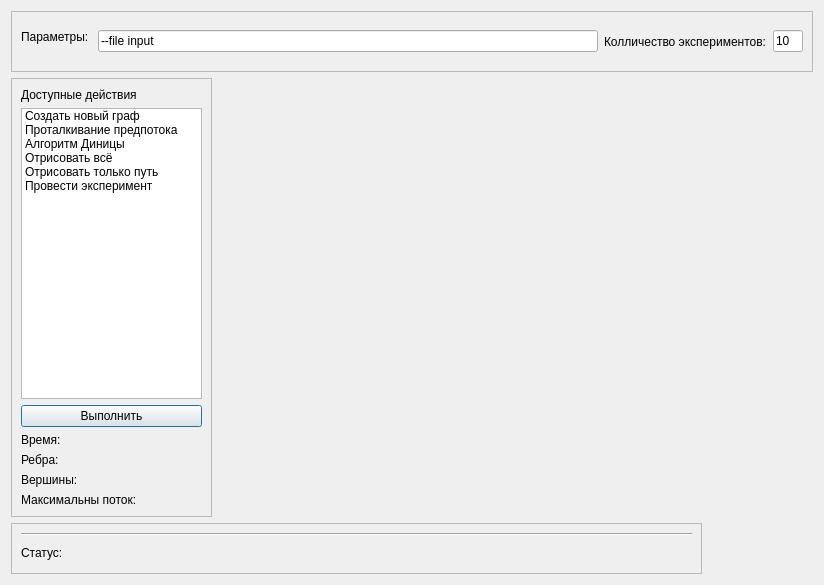
The window that ui/design.ui (Tevronis/graph_maxflow) describes before a commit, drawn with Qt 5.
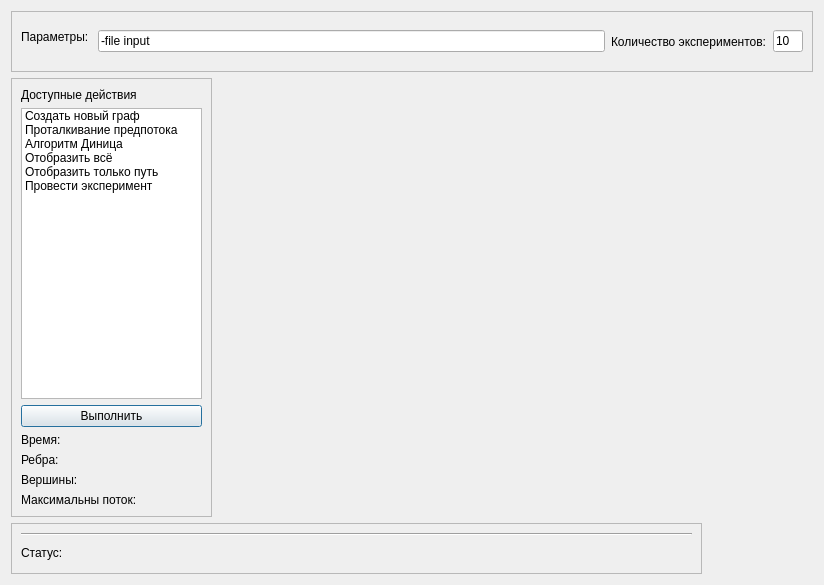
The same window after the commit.

```diff
--- a/ui/design.ui
+++ b/ui/design.ui
@@ -58,17 +58,17 @@
           </item>
           <item>
            <property name="text">
-            <string>Алгоритм Диницы</string>
+            <string>Алгоритм Диница</string>
            </property>
           </item>
           <item>
            <property name="text">
-            <string>Отрисовать всё</string>
+            <string>Отобразить всё</string>
            </property>
           </item>
           <item>
            <property name="text">
-            <string>Отрисовать только путь</string>
+            <string>Отобразить только путь</string>
            </property>
           </item>
           <item>
@@ -203,7 +203,7 @@
          </size>
         </property>
         <property name="text">
-         <string>--file input</string>
+         <string>-file input</string>
         </property>
        </widget>
       </item>
@@ -212,7 +212,7 @@
         <item>
          <widget class="QLabel" name="label_6">
           <property name="text">
-           <string>Колличество экспериментов:</string>
+           <string>Количество экспериментов:</string>
           </property>
          </widget>
         </item>
```
Left out of the diff: 2 changed lines with no effect on the pictures.
